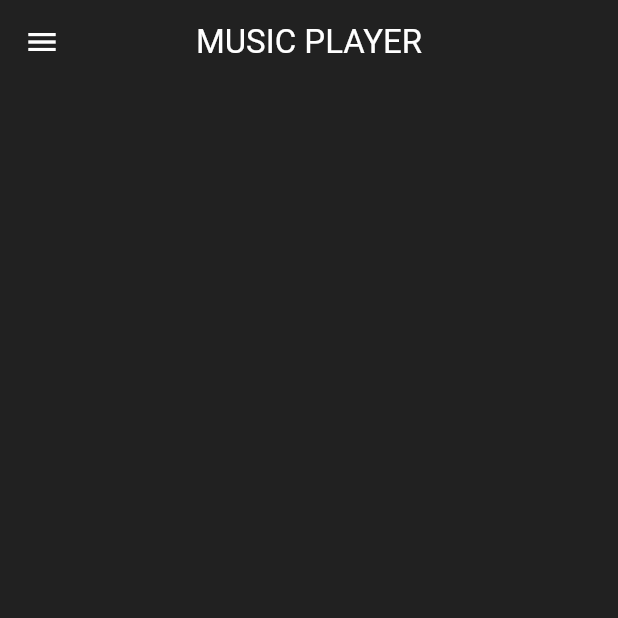
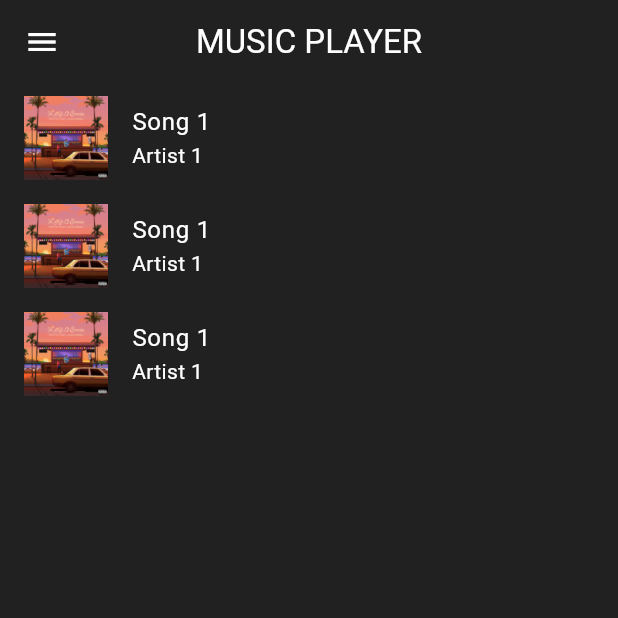
Before and after one commit to kalejaiyeoluwadara/music_player, a Flutter app: the screen it shows after launch, on a phone screen of 412 x 824 dp, the top half of it. Run offline on Flutter 3.47's test engine with Material 3 defaults, Android fonts, the phone set to English and light mode, and no system bars; our stand-ins replace carousel_slider.

Commit message:
add playlist management and song navigation features

```diff
--- a/lib/models/playlist_provider.dart
+++ b/lib/models/playlist_provider.dart
@@ -19,4 +19,15 @@ class PlaylistProvider extends ChangeNotifier {
         albumArtImagePath: 'assets/images/image.png',
         audioPath: 'assets/audios/song.mp3'),
   ];
+
+  int? _currentSongIndex;
+  // Getters
+  List<Song> get playlist => _playlist;
+  int get currentSongIndex => _currentSongIndex!;
+
+  // setters
+  set currentSongIndex(int? newindex) {
+    _currentSongIndex = newindex;
+    notifyListeners();
+  }
 }
--- a/lib/pages/home_page.dart
+++ b/lib/pages/home_page.dart
@@ -1,8 +1,30 @@
 import 'package:flutter/material.dart';
 import 'package:music_player/components/my_drawer.dart';
+import 'package:music_player/models/playlist_provider.dart';
+import 'package:music_player/models/song.dart';
+import 'package:music_player/pages/SongPage.dart';
+import 'package:provider/provider.dart';
 
-class HomePage extends StatelessWidget {
+class HomePage extends StatefulWidget {
   const HomePage({super.key});
+
+  @override
+  State<HomePage> createState() => _HomePageState();
+}
+
+class _HomePageState extends State<HomePage> {
+  late final dynamic playlistProvider;
+  @override
+  void initState() {
+    super.initState();
+    playlistProvider = Provider.of<PlaylistProvider>(context, listen: false);
+  }
+
+  void goToSong(int songIndex) {
+    playlistProvider.currentSongIndex = songIndex;
+    Navigator.push(
+        context, MaterialPageRoute(builder: (context) => SongPage()));
+  }
 
   @override
   Widget build(BuildContext context) {
@@ -13,6 +35,20 @@ class HomePage extends StatelessWidget {
         title: Text('MUSIC PLAYER'),
       ),
       drawer: MyDrawer(),
+      body: Consumer<PlaylistProvider>(builder: (context, value, child) {
+        final List<Song> playlist = value.playlist;
+        return (ListView.builder(
+            itemCount: playlist.length,
+            itemBuilder: (context, index) {
+              final Song song = playlist[index];
+              return (ListTile(
+                title: Text(song.songName),
+                subtitle: Text(song.artistName),
+                leading: Image.asset(song.albumArtImagePath),
+                onTap: () => goToSong(index),
+              ));
+            }));
+      }),
     );
   }
 }
--- a/lib/themes/theme_provider.dart
+++ b/lib/themes/theme_provider.dart
@@ -14,6 +14,6 @@ class ThemeProvider extends ChangeNotifier {
 
   void toggleTheme() {
     _themeData = _themeData == darkmode ? lightmode : darkmode;
-    // notifyListeners();
+    notifyListeners();
   }
 }
```
Also changed, not shown: lib/components/neu_box.dart (added, +33 -0 lines), lib/main.dart (+10 -2 lines), lib/pages/SongPage.dart (added, +141 -0 lines).
